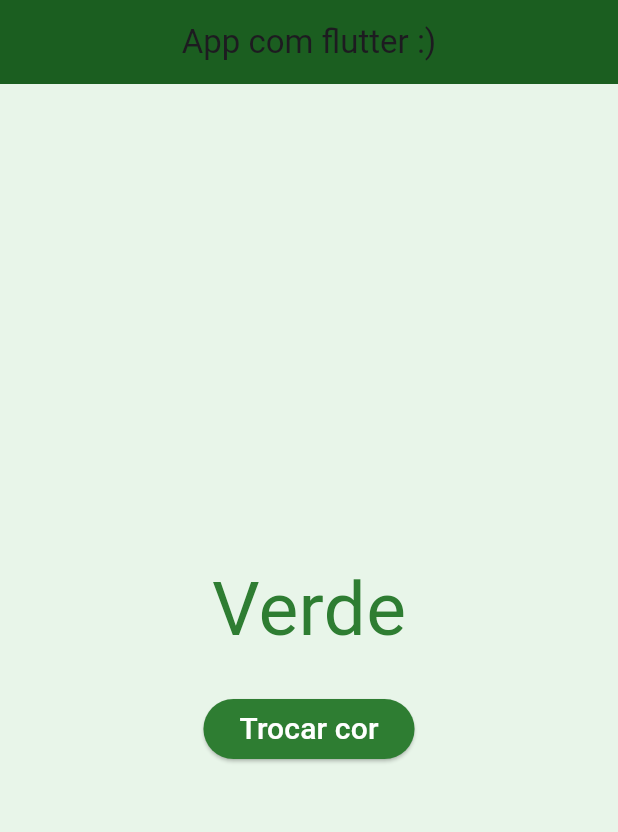
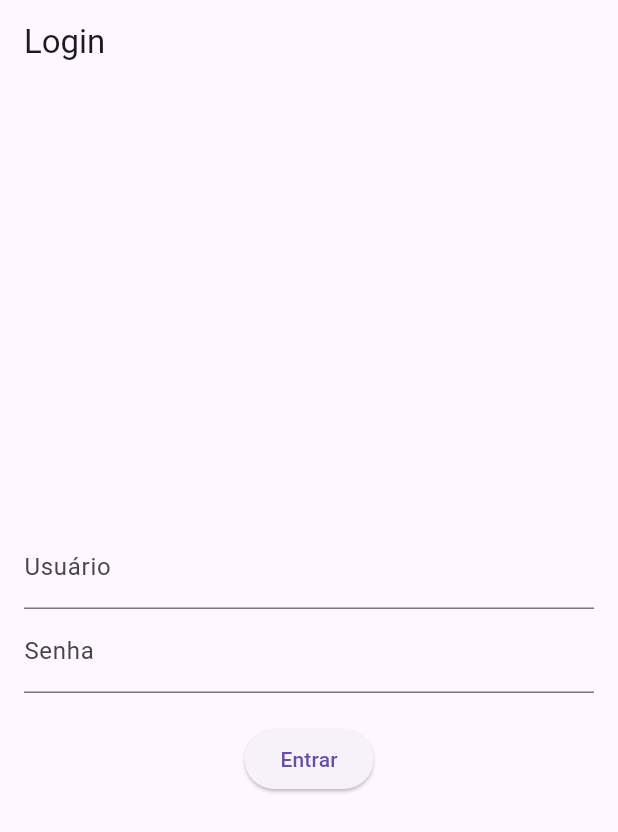
Before and after one commit to Dyas15/pim_flutter, a Flutter app: the screen it shows after launch, on a phone screen of 412 x 824 dp. Shown: the top 832 px of the screen. Run offline on Flutter 3.47's test engine with Material 3 defaults, Android fonts, the phone set to English and light mode, and no system bars.

Commit message:
tela de login

```diff
--- a/lib/home.dart
+++ b/lib/home.dart
@@ -42,39 +42,29 @@ class _HomeState extends State<Home> {
 
   int opcaoAtual = 0;
 
+
   @override
   Widget build(BuildContext context) {
     return Scaffold(
-      backgroundColor: opcoesCorFundo[opcaoAtual],
-      appBar: AppBar(
-        title: const Text('App com flutter :)'),
-        backgroundColor: opcoesCorBarra[opcaoAtual],
-        centerTitle: true,
-      ),
-      body: Center(
+      appBar: AppBar(title: Text('Login')),
+      body: Padding(
+        padding: EdgeInsets.all(16.0),
         child: Column(
           mainAxisAlignment: MainAxisAlignment.center,
-          crossAxisAlignment: CrossAxisAlignment.center,
           children: [
-            Text(
-              cores[opcaoAtual],
-              style: TextStyle(fontSize: 50, color: opcoesCorTexto[opcaoAtual]),
+            TextField(
+              decoration: InputDecoration(labelText: 'Usuário'),
             ),
-            const SizedBox(height: 20),
+            TextField(
+              decoration: InputDecoration(labelText: 'Senha'),
+              obscureText: true,
+            ),
+            SizedBox(height: 20),
             ElevatedButton(
               onPressed: () {
-                setState(() {
-                  opcaoAtual = opcaoAtual < opcoesCorBarra.length - 1 ? ++opcaoAtual : 0;
-                });
+                // lógica de autenticação
               },
-              style: ElevatedButton.styleFrom(
-                backgroundColor: opcoesCorTexto[opcaoAtual],
-                foregroundColor: Colors.white
-              ),
-              child: const Text(
-                "Trocar cor",
-                style: TextStyle(fontSize: 20),
-              ),
+              child: Text('Entrar'),
             ),
           ],
         ),
```
